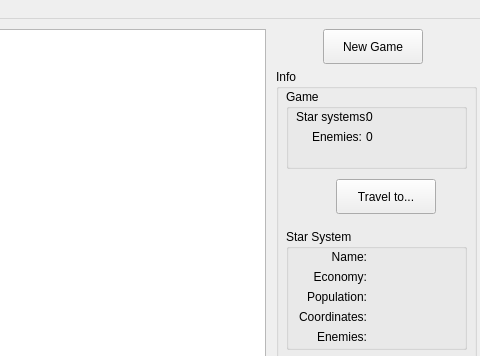
Before: the Qt Designer form GalaxyGame/Student/mainwindow.ui in ado130/GalaxyGame, drawn with Qt 5; both pictures show x 544 to 1024 and y 0 to 356 of the 1024 by 670 pixel window.
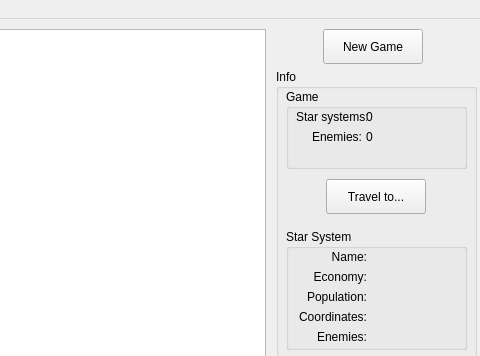
After: the same form once the commit is applied. Icons and pictures are not drawn.

```diff
--- a/GalaxyGame/Student/mainwindow.ui
+++ b/GalaxyGame/Student/mainwindow.ui
@@ -330,7 +330,7 @@
     <widget class="QPushButton" name="pbShowMap">
      <property name="geometry">
       <rect>
-       <x>60</x>
+       <x>50</x>
        <y>110</y>
        <width>100</width>
        <height>35</height>
```
